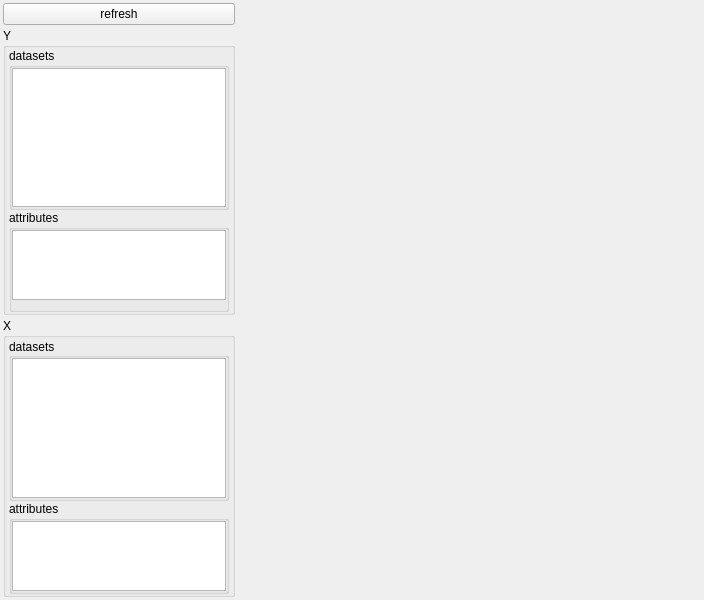
First picture: the form in utils/hdf5_viewer.ui, repository dean-nanomol/nanomol, before the edit.
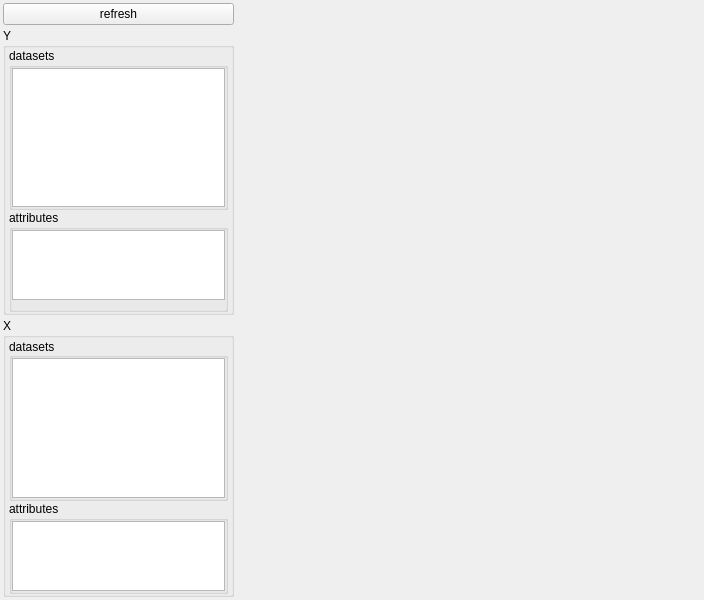
Second picture: the form after the edit.

Commit message:
update hdf5 viewer
add plot formatting

Patch:
```diff
--- a/utils/hdf5_viewer.ui
+++ b/utils/hdf5_viewer.ui
@@ -15,7 +15,7 @@
   </property>
   <layout class="QHBoxLayout" name="horizontalLayout" stretch="1,2">
    <property name="spacing">
-    <number>3</number>
+    <number>6</number>
    </property>
    <property name="leftMargin">
     <number>3</number>
```
The commit also changes 1 other file.
